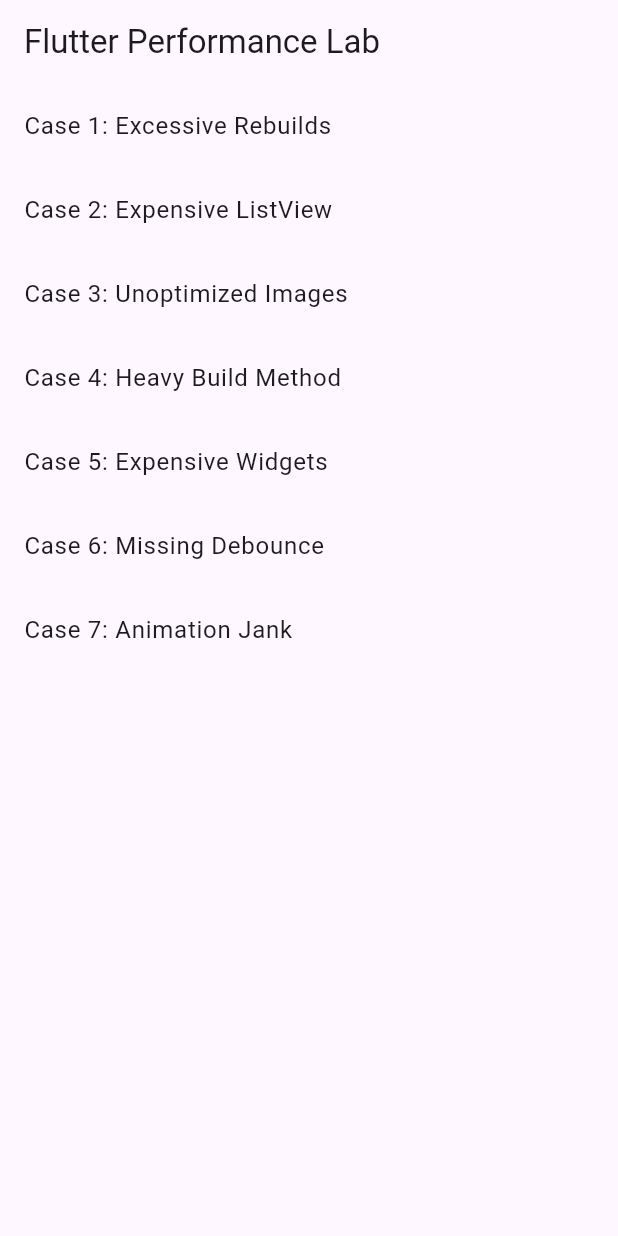
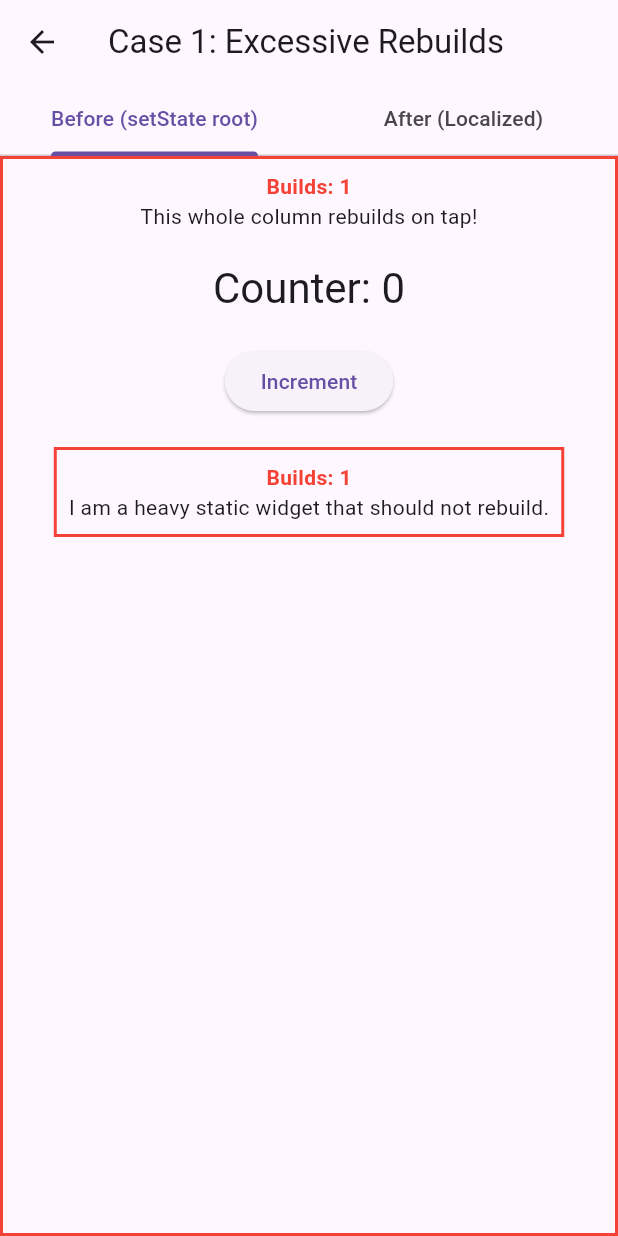
Before and after one commit to WagyuuA5/Flutter_Performance_Lab, a Flutter app: the screen it shows after launch, after a tap on "Case 1: Excessive Rebuilds", on a phone screen of 412 x 824 dp. Run offline on Flutter 3.47's test engine with Material 3 defaults, Android fonts, the phone set to English and light mode, and no system bars.

Commit message:
feat: add case 1 excessive rebuilds

```diff
--- /dev/null
+++ b/lib/cases/rebuild/case_rebuild.dart
@@ -0,0 +1,157 @@
+import 'package:flutter/material.dart';
+
+class CaseRebuildScreen extends StatelessWidget {
+  const CaseRebuildScreen({super.key});
+
+  @override
+  Widget build(BuildContext context) {
+    return DefaultTabController(
+      length: 2,
+      child: Scaffold(
+        appBar: AppBar(
+          title: const Text('Case 1: Excessive Rebuilds'),
+          bottom: const TabBar(
+            tabs: [
+              Tab(text: 'Before (setState root)'),
+              Tab(text: 'After (Localized)'),
+            ],
+          ),
+        ),
+        body: const TabBarView(
+          children: [
+            _BeforeRebuilds(),
+            _AfterRebuilds(),
+          ],
+        ),
+      ),
+    );
+  }
+}
+
+class RebuildTrackerWidget extends StatefulWidget {
+  final Widget child;
+  const RebuildTrackerWidget({super.key, required this.child});
+
+  @override
+  State<RebuildTrackerWidget> createState() => _RebuildTrackerWidgetState();
+}
+
+class _RebuildTrackerWidgetState extends State<RebuildTrackerWidget> {
+  int _rebuildCount = 0;
+
+  @override
+  Widget build(BuildContext context) {
+    _rebuildCount++;
+    return Container(
+      decoration: BoxDecoration(
+        border: Border.all(color: Colors.red, width: 2),
+      ),
+      padding: const EdgeInsets.all(8.0),
+      child: Column(
+        mainAxisSize: MainAxisSize.min,
+        children: [
+          Text('Builds: $_rebuildCount', style: const TextStyle(fontWeight: FontWeight.bold, color: Colors.red)),
+          widget.child,
+        ],
+      ),
+    );
+  }
+}
+
+class _BeforeRebuilds extends StatefulWidget {
+  const _BeforeRebuilds();
+
+  @override
+  State<_BeforeRebuilds> createState() => _BeforeRebuildsState();
+}
+
+class _BeforeRebuildsState extends State<_BeforeRebuilds> {
+  int _counter = 0;
+
+  void _incrementCounter() {
+    setState(() {
+      _counter++;
+    });
+  }
+
+  @override
+  Widget build(BuildContext context) {
+    return RebuildTrackerWidget(
+      child: Column(
+        mainAxisAlignment: MainAxisAlignment.center,
+        children: [
+          const Text('This whole column rebuilds on tap!'),
+          const SizedBox(height: 20),
+          Text('Counter: $_counter', style: Theme.of(context).textTheme.headlineMedium),
+          const SizedBox(height: 20),
+          ElevatedButton(
+            onPressed: _incrementCounter,
+            child: const Text('Increment'),
+          ),
+          const SizedBox(height: 20),
+          const _HeavyWidgetDummy(),
+        ],
+      ),
+    );
+  }
+}
+
+class _AfterRebuilds extends StatefulWidget {
+  const _AfterRebuilds();
+
+  @override
+  State<_AfterRebuilds> createState() => _AfterRebuildsState();
+}
+
+class _AfterRebuildsState extends State<_AfterRebuilds> {
+  final ValueNotifier<int> _counter = ValueNotifier<int>(0);
+
+  void _incrementCounter() {
+    _counter.value++;
+  }
+
+  @override
+  void dispose() {
+    _counter.dispose();
+    super.dispose();
+  }
+
+  @override
+  Widget build(BuildContext context) {
+    return RebuildTrackerWidget(
+      child: Column(
+        mainAxisAlignment: MainAxisAlignment.center,
+        children: [
+          const Text('Only the text widget rebuilds!'),
+          const SizedBox(height: 20),
+          ValueListenableBuilder<int>(
+            valueListenable: _counter,
+            builder: (context, value, child) {
+              return RebuildTrackerWidget(
+                child: Text('Counter: $value', style: Theme.of(context).textTheme.headlineMedium),
+              );
+            },
+          ),
+          const SizedBox(height: 20),
+          ElevatedButton(
+            onPressed: _incrementCounter,
+            child: const Text('Increment'),
+          ),
+          const SizedBox(height: 20),
+          const _HeavyWidgetDummy(),
+        ],
+      ),
+    );
+  }
+}
+
+class _HeavyWidgetDummy extends StatelessWidget {
+  const _HeavyWidgetDummy();
+
+  @override
+  Widget build(BuildContext context) {
+    return const RebuildTrackerWidget(
+      child: Text('I am a heavy static widget that should not rebuild.'),
+    );
+  }
+}
--- a/lib/main.dart
+++ b/lib/main.dart
@@ -1,4 +1,5 @@
 import 'package:flutter/material.dart';
+import 'cases/rebuild/case_rebuild.dart';
 
 void main() {
   runApp(const PerformanceLabApp());
@@ -30,7 +31,15 @@
       ),
       body: ListView(
         children: [
-          ListTile(title: const Text('Case 1: Excessive Rebuilds'), onTap: () {}),
+          ListTile(
+            title: const Text('Case 1: Excessive Rebuilds'),
+            onTap: () {
+              Navigator.push(
+                context,
+                MaterialPageRoute(builder: (context) => const CaseRebuildScreen()),
+              );
+            },
+          ),
           ListTile(title: const Text('Case 2: Expensive ListView'), onTap: () {}),
           ListTile(title: const Text('Case 3: Unoptimized Images'), onTap: () {}),
           ListTile(title: const Text('Case 4: Heavy Build Method'), onTap: () {}),
```
Also changed, not shown: 1 other file.
